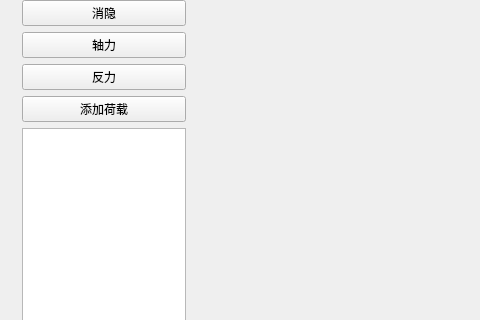
Old version of the form Fem_Visualize/Fem_Visualize.ui in the repository Shixuku/Fem_Visualize; both pictures show x 0 to 480 and y 152 to 472 of the 957 by 807 pixel window.
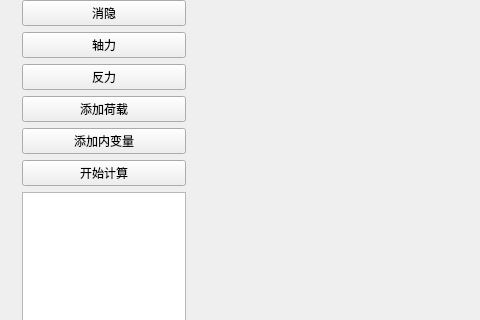
New version of the form. Custom widgets are drawn as their Qt base class.

Commit message: 1.增加窗口添加内变量 2.现在只能计算平面的内变量

The edit to the form file:
```diff
--- a/Fem_Visualize/Fem_Visualize.ui
+++ b/Fem_Visualize/Fem_Visualize.ui
@@ -79,6 +79,20 @@
         </property>
        </widget>
       </item>
+      <item>
+       <widget class="QPushButton" name="pushButtonInVar">
+        <property name="text">
+         <string>添加内变量</string>
+        </property>
+       </widget>
+      </item>
+      <item>
+       <widget class="QPushButton" name="pushButton">
+        <property name="text">
+         <string>开始计算</string>
+        </property>
+       </widget>
+      </item>
       <item>
        <widget class="QTreeView" name="treeView"/>
       </item>
```
The commit also changes 10 other files.
